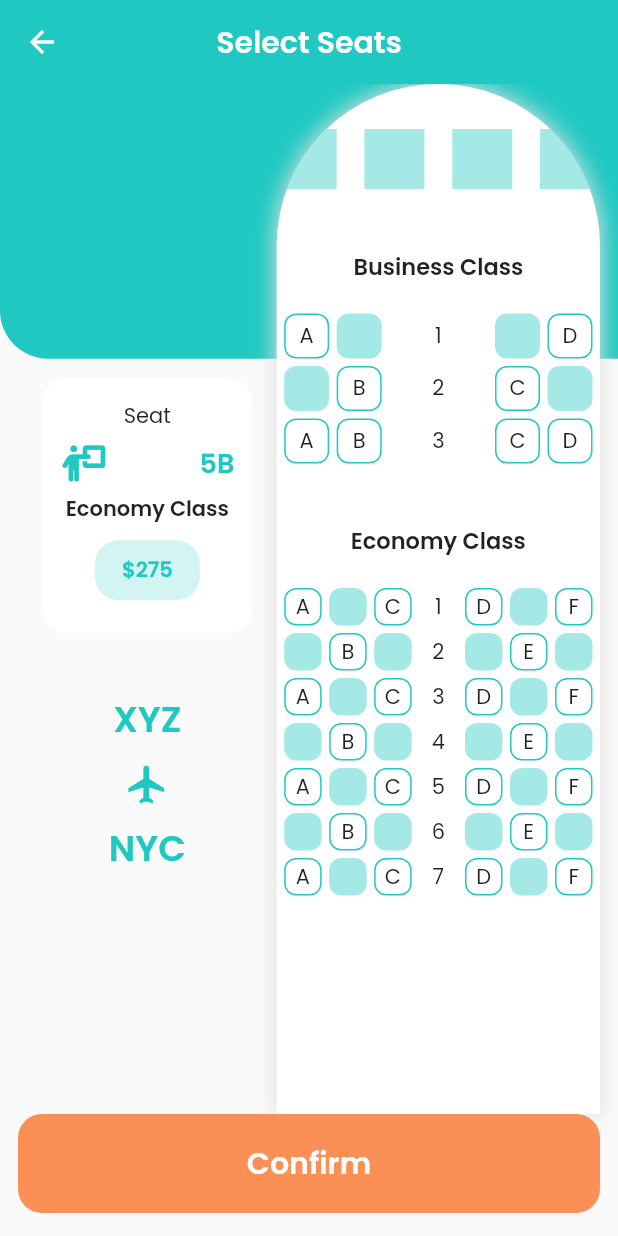
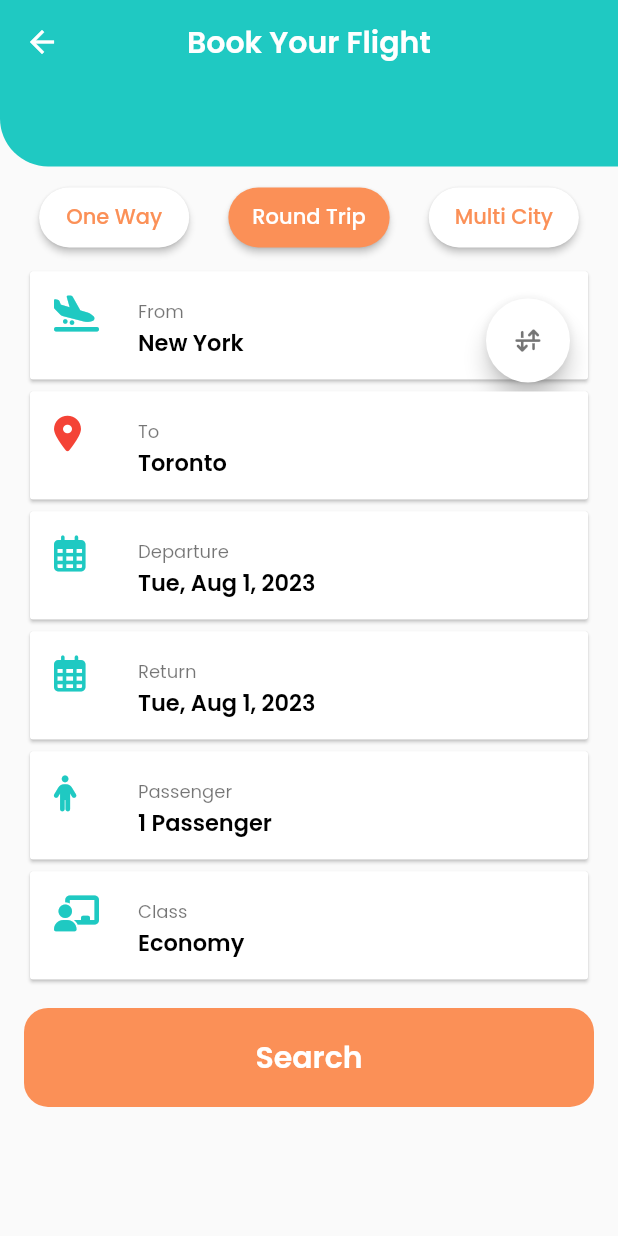
Before and after one commit to mostafaramadanhamed/travel_booking, a Flutter app: the SeatsView screen opened directly, after a tap on "Confirm", on a phone screen of 412 x 824 dp. Run offline on Flutter 3.47's test engine with Material 2 defaults, Android fonts, the phone set to English and light mode, and no system bars; our stand-ins replace another_carousel_pro, font_awesome_flutter, google_fonts; network calls fail.

Commit message:
refactor book flight

```diff
--- a/lib/core/widgets/text_filed.dart
+++ b/lib/core/widgets/text_filed.dart
@@ -7,10 +7,11 @@ class CustomTextFiled extends StatelessWidget {
     required this.hint,
     this.maxLines=1,
     this.onSaved,
-    this.keyboardType=TextInputType.text,
+    this.keyboardType=TextInputType.text,  this.obscureText=false,
   }) : super(key: key) ;
 
   final String ?hint;
+  final bool obscureText;
   final void Function(String?)? onSaved;
   final Function(String) ? onChange;
   final int maxLines;
@@ -18,6 +19,7 @@ class CustomTextFiled extends StatelessWidget {
   @override
   Widget build(BuildContext context) {
     return TextFormField(
+      obscureText: obscureText,
       onChanged: onChange,
       onSaved: onSaved,
       keyboardType:keyboardType ,
--- /dev/null
+++ b/lib/features/booking/presentation/views/book_flight_view.dart
@@ -0,0 +1,54 @@
+
+import 'package:flutter/material.dart';
+import 'package:travel_booking/features/booking/presentation/views/widgets/book_flight_view_body.dart';
+import '../../../hotels/presentation/views/widgets/custom_app_bar.dart';
+
+class BookFlightView extends StatefulWidget {
+  const BookFlightView({super.key});
+
+  @override
+  State<BookFlightView> createState() => _BookFlightViewState();
+}
+
+class _BookFlightViewState extends State<BookFlightView> {
+  DateTime datetime = DateTime.now();
+  DateTime datetime2 = DateTime.now();
+
+  void showPickerData() {
+    showDatePicker(
+      context: context,
+      initialDate: DateTime.now(),
+      firstDate: DateTime(2000),
+      lastDate: DateTime(2100),
+    ).then((value) {
+      setState(() {
+        datetime = value!;
+      });
+    });
+  }
+
+  void showPickerData2() {
+    showDatePicker(
+      context: context,
+      initialDate: DateTime.now(),
+      firstDate: DateTime(2000),
+      lastDate: DateTime(2100),
+    ).then((value) {
+      setState(() {
+        datetime2 = value!;
+      });
+    });
+  }
+
+  @override
+  Widget build(BuildContext context) {
+    final size = MediaQuery
+        .of(context)
+        .size;
+    return Scaffold(
+      appBar: customAppBar(title: 'Book Your Flight'),
+      body: BookFlightViewBody(dateTime: datetime,dateTime2: datetime2,showPickerData: showPickerData,showPickerData2: showPickerData2, size: size,),
+
+    );
+  }
+}
--- /dev/null
+++ b/lib/features/booking/presentation/views/widgets/book_flight_view_body.dart
@@ -0,0 +1,83 @@
+
+
+import 'package:flutter/material.dart';
+import 'package:font_awesome_flutter/font_awesome_flutter.dart';
+import 'package:intl/intl.dart';
+
+import '../../../../../core/utils/app_color.dart';
+import '../../../../login/presentation/views/widgets/login_button.dart';
+import 'custom_card.dart';
+import 'flight_direction.dart';
+
+class BookFlightViewBody extends StatelessWidget {
+  const BookFlightViewBody({
+    required this.dateTime,
+    required this.dateTime2,
+    required this.showPickerData ,
+    required this.showPickerData2 ,
+    super.key, required this.size,
+  });
+
+  final void Function()? showPickerData;
+  final void Function()? showPickerData2;
+  final DateTime dateTime;
+  final DateTime dateTime2;
+  final Size size;
+
+  @override
+  Widget build(BuildContext context) {
+    return SingleChildScrollView(
+      child: Column(children: [
+        Container(
+          height: size.height/15,
+          width: size.width,
+          margin: const EdgeInsets.only(bottom: 10),
+          decoration: const BoxDecoration(
+              color: AppColor.kPrimaryColor,
+              borderRadius: BorderRadius.only(
+                bottomLeft: Radius.circular(32),
+              )
+          ),
+        ),
+        const FlightDirection(),
+        const SizedBox(
+          height: 8,
+        ),
+        Padding(
+          padding: const EdgeInsets.symmetric(horizontal: 16.0),
+          child: Column(
+            children: [
+              Stack(
+                children: [
+                  const CustomCard(subTitle: 'New York', title: 'From', icon: FontAwesomeIcons.planeArrival,),
+                  Positioned(
+                    right: 16,
+                    top: 22,
+                    child: FloatingActionButton(
+                      backgroundColor: Colors.white,
+                      onPressed: () {},
+                      child:  const FaIcon(FontAwesomeIcons.arrowDownUpAcrossLine,
+                          color:Colors.black54, size: 15),
+                    ),
+                  ),
+                ],
+              ),
+              const CustomCard(subTitle: 'Toronto', title: 'To', icon: FontAwesomeIcons.locationDot,iconColor: Colors.red,),
+              CustomCard(subTitle: DateFormat.yMMMEd().format(dateTime).toString() ,title: 'Departure', icon: FontAwesomeIcons.calendarDays,onTap: showPickerData,),
+              CustomCard(subTitle:  DateFormat.yMMMEd().format(dateTime2).toString(), title: 'Return', icon: FontAwesomeIcons.calendarDays,onTap: showPickerData2,),
+              const CustomCard(subTitle: '1 Passenger', title: 'Passenger', icon: FontAwesomeIcons.person,),
+              const CustomCard(subTitle: 'Economy', title: 'Class', icon: FontAwesomeIcons.chalkboardUser,),
+              const SizedBox(height: 15,),
+              ButtonBottom(size: size, text: "Search", onPressed: (){
+                //todo refactor router
+                // Navigator.push(context, MaterialPageRoute(builder: (context){
+                //   return const BookFlightView();
+                // }));
+              }),
+            ],
+          ),
+        ),
+      ]),
+    );
+  }
+}
--- /dev/null
+++ b/lib/features/booking/presentation/views/widgets/custom_card.dart
@@ -0,0 +1,44 @@
+
+
+import 'package:flutter/material.dart';
+import 'package:font_awesome_flutter/font_awesome_flutter.dart';
+
+import '../../../../../core/utils/app_color.dart';
+import '../../../../../core/utils/styles.dart';
+
+class CustomCard extends StatelessWidget {
+  const CustomCard({
+    super.key,
+    required this.title,
+    required this.subTitle,
+    this.iconColor=AppColor.kPrimaryColor,
+    this.onTap,
+    required this.icon,
+  });
+
+  final String title;
+  final IconData icon;
+  final String subTitle;
+  final Color iconColor;
+  final void Function()? onTap;
+  @override
+  Widget build(BuildContext context) {
+    return Card(
+      shape: RoundedRectangleBorder(
+          borderRadius: BorderRadius.circular(2)),
+      child:  ListTile(
+        leading:  FaIcon(icon,
+            color:iconColor),
+        title:  Text(
+          title,
+          style:Styles.textStyle12.copyWith(color: Colors.black54),
+        ),
+        subtitle: Text(
+          subTitle,
+          style: Styles.textStyle16.copyWith(fontWeight: FontWeight.w600,fontSize: 15),
+        ),
+        onTap: onTap,
+      ),
+    );
+  }
+}
--- /dev/null
+++ b/lib/features/booking/presentation/views/widgets/flight_direction.dart
@@ -0,0 +1,39 @@
+
+
+import 'package:flutter/material.dart';
+import 'package:travel_booking/features/booking/presentation/views/widgets/unselected_button.dart';
+
+import '../../../../../core/utils/app_color.dart';
+
+class FlightDirection extends StatelessWidget {
+  const FlightDirection({
+    super.key,
+  });
+
+  @override
+  Widget build(BuildContext context) {
+    return Row(
+      mainAxisAlignment: MainAxisAlignment.spaceEvenly,
+      children: [
+        const UnSelectedButton(text: 'One Way'),
+        ElevatedButton(
+          style: ButtonStyle(
+              backgroundColor:
+              MaterialStateProperty.all(AppColor.kSecondaryColor),
+              shape: MaterialStateProperty.all<RoundedRectangleBorder>(
+                  RoundedRectangleBorder(
+                      borderRadius: BorderRadius.circular(20))),
+              minimumSize: MaterialStateProperty.all(const Size(100, 40))),
+          onPressed: () {},
+          child: const Text(
+            'Round Trip',
+            style: TextStyle(
+              color: Colors.white,
+            ),
+          ),
+        ),
+        const UnSelectedButton(text: 'Multi City',),
+      ],
+    );
+  }
+}
--- a/lib/features/booking/presentation/views/widgets/seats_view_body.dart
+++ b/lib/features/booking/presentation/views/widgets/seats_view_body.dart
@@ -2,6 +2,7 @@
 
 
 import 'package:flutter/material.dart';
+import 'package:travel_booking/features/booking/presentation/views/book_flight_view.dart';
 import 'package:travel_booking/features/booking/presentation/views/widgets/plane_seats.dart';
 import 'package:travel_booking/features/booking/presentation/views/widgets/seats_details.dart';
 
@@ -34,7 +35,12 @@ class SeatsViewBody extends StatelessWidget {
                     SeatDetails(size: size),
                     PlaneSeats(size: size),
                   ], ),
-                ButtonBottom(size: size, text: "Confirm", onPressed: (){}),
+                ButtonBottom(size: size, text: "Confirm", onPressed: (){
+                  //todo refactor router
+                  Navigator.push(context, MaterialPageRoute(builder: (context){
+                    return const BookFlightView();
+                  }));
+                }),
               ],
             ),
           ),
--- /dev/null
+++ b/lib/features/booking/presentation/views/widgets/unselected_button.dart
@@ -0,0 +1,31 @@
+
+
+import 'package:flutter/material.dart';
+
+import '../../../../../core/utils/app_color.dart';
+
+class UnSelectedButton extends StatelessWidget {
+  const UnSelectedButton({
+    super.key, required this.text,
+  });
+
+  final String text;
+  @override
+  Widget build(BuildContext context) {
+    return ElevatedButton(
+      style: ButtonStyle(
+          backgroundColor: MaterialStateProperty.all(Colors.white),
+          shape: MaterialStateProperty.all<RoundedRectangleBorder>(
+              RoundedRectangleBorder(
+                  borderRadius: BorderRadius.circular(20))),
+          minimumSize: MaterialStateProperty.all(const Size(100, 40))),
+      onPressed: () {},
+      child:  Text(
+        text,
+        style: const TextStyle(
+          color:AppColor.kSecondaryColor,
+        ),
+      ),
+    );
+  }
+}
--- a/lib/main.dart
+++ b/lib/main.dart
@@ -1,8 +1,6 @@
 import 'package:flutter/material.dart';
 import 'package:google_fonts/google_fonts.dart';
-
-import 'features/login/presentation/views/login.dart';
-import 'features/splash/presentation/views/splash view.dart';
+import 'features/splash/presentation/views/splash_view.dart';
 
 void main() {
   runApp(const TravelBookingApp());
```
Also changed, not shown: lib/features/login/presentation/views/widgets/login_view_body.dart (+5 -2 lines), lib/features/splash/presentation/views/splash view.dart (deleted, +0 -157 lines), lib/features/splash/presentation/views/splash_view.dart (added, +21 -0 lines), lib/features/splash/presentation/views/widgets/background_image.dart (added, +25 -0 lines), lib/features/splash/presentation/views/widgets/slider_images.dart (added, +36 -0 lines), lib/features/splash/presentation/views/widgets/splash_content.dart (added, +116 -0 lines), lib/features/splash/presentation/views/widgets/splash_view_body.dart (added, +35 -0 lines).
